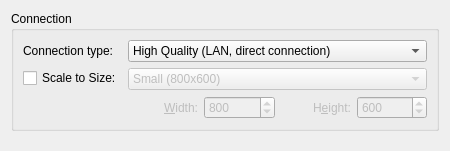
Old version of the form vnc/vncpreferences.ui in the repository KDE/krdc.
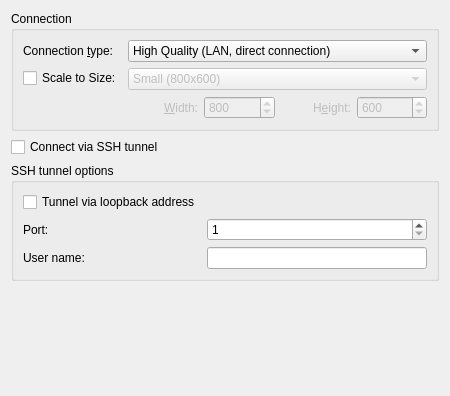
New version of the form. Custom widgets are drawn as their Qt base class.

Commit message:
Add option of connecting to the vnc server through a ssh tunnel
Summary: Introduces an optional dependency on libssh

Test Plan: Connect to VNC servers both via SSH tunnel and via regular connection

Reviewers: dfaure, uwolfer

Reviewed By: dfaure, uwolfer

Subscribers: dfaure, acelankao, uwolfer, #kde_applications

Patch:
```diff
--- a/vnc/vncpreferences.ui
+++ b/vnc/vncpreferences.ui
@@ -1,13 +1,13 @@
 <?xml version="1.0" encoding="UTF-8"?>
 <ui version="4.0" >
  <class>VncPreferences</class>
- <widget class="QWidget" name="VncPreferences" >
-  <property name="geometry" >
+ <widget class="QWidget" name="VncPreferences">
+  <property name="geometry">
    <rect>
     <x>0</x>
     <y>0</y>
-    <width>436</width>
-    <height>151</height>
+    <width>440</width>
+    <height>396</height>
    </rect>
   </property>
   <layout class="QVBoxLayout" name="verticalLayout" >
@@ -16,11 +16,11 @@
      <property name="title" >
       <string>Connection</string>
      </property>
-     <layout class="QFormLayout" name="formLayout" >
-      <item row="0" column="0" >
-       <widget class="QLabel" name="connectionLabel" >
-        <property name="text" >
-         <string>Connection type:</string>
+     <layout class="QFormLayout" name="formLayout">
+      <item row="0" column="0">
+       <widget class="QLabel" name="connectionLabel">
+        <property name="text">
+         <string>Connection &amp;type:</string>
         </property>
         <property name="buddy" >
          <cstring>kcfg_Quality</cstring>
@@ -199,8 +199,61 @@
     </widget>
    </item>
    <item>
-    <spacer name="verticalSpacer" >
-     <property name="orientation" >
+    <widget class="QCheckBox" name="use_ssh_tunnel">
+     <property name="text">
+      <string>Connect via SSH tunnel</string>
+     </property>
+    </widget>
+   </item>
+   <item>
+    <widget class="QGroupBox" name="ssh_groupBox">
+     <property name="title">
+      <string>SSH tunnel options</string>
+     </property>
+     <layout class="QFormLayout" name="formLayout_2">
+      <item row="0" column="0">
+       <widget class="QCheckBox" name="use_loopback">
+        <property name="text">
+         <string>Tunnel via loopback address</string>
+        </property>
+       </widget>
+      </item>
+      <item row="1" column="0">
+       <widget class="QLabel" name="label">
+        <property name="text">
+         <string>Port:</string>
+        </property>
+        <property name="buddy">
+         <cstring>ssh_tunnel_port</cstring>
+        </property>
+       </widget>
+      </item>
+      <item row="1" column="1">
+       <widget class="QSpinBox" name="ssh_tunnel_port">
+        <property name="minimum">
+         <number>1</number>
+        </property>
+        <property name="maximum">
+         <number>65535</number>
+        </property>
+       </widget>
+      </item>
+      <item row="3" column="0">
+       <widget class="QLabel" name="label_2">
+        <property name="text">
+         <string>User name:</string>
+        </property>
+       </widget>
+      </item>
+      <item row="3" column="1">
+       <widget class="QLineEdit" name="ssh_tunnel_user_name"/>
+      </item>
+     </layout>
+    </widget>
+   </item>
+   <item>
+    <spacer name="verticalSpacer">
+     <property name="orientation">
       <enum>Qt::Vertical</enum>
      </property>
      <property name="sizeHint" stdset="0" >
```
Left out of the diff: 26 changed lines with no effect on the pictures. The commit also changes 12 other files.
